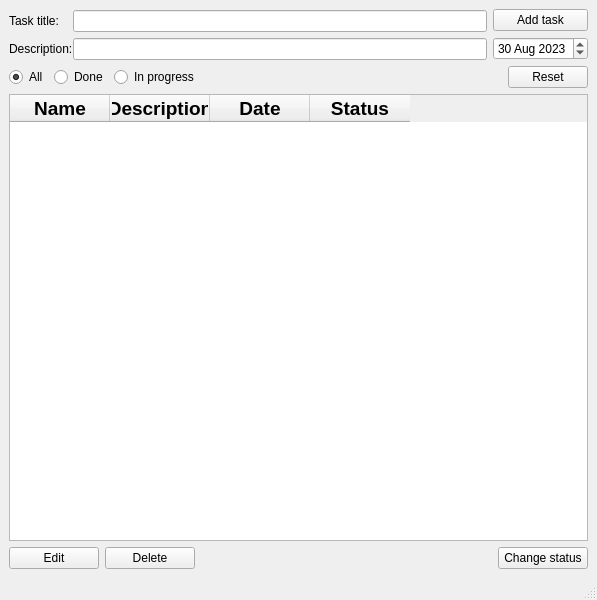
Before: the Qt Designer form todoapp.ui in GrabCrabD/RS_task, drawn with Qt 5.
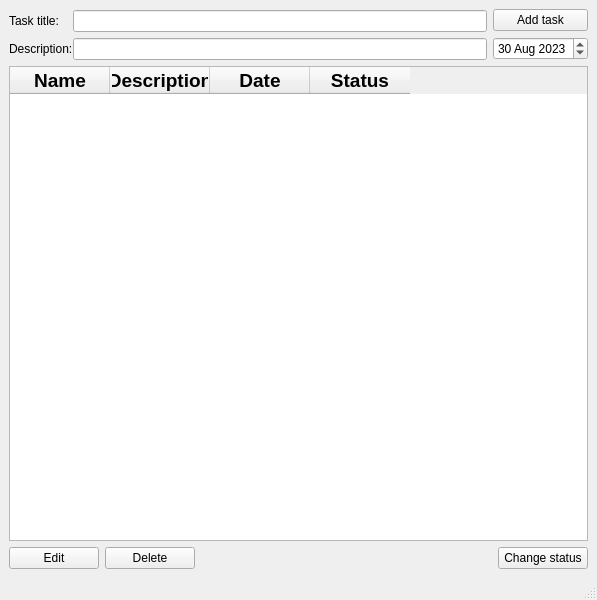
After: the same form once the commit is applied.

Commit message: edit dialog window

```diff
--- a/todoapp.ui
+++ b/todoapp.ui
@@ -124,54 +124,6 @@
       </item>
      </layout>
     </item>
-    <item>
-     <layout class="QHBoxLayout" name="horizontalLayout_3">
-      <item>
-       <widget class="QRadioButton" name="allStatus">
-        <property name="text">
-         <string>All</string>
-        </property>
-        <property name="checked">
-         <bool>true</bool>
-        </property>
-       </widget>
-      </item>
-      <item>
-       <widget class="QRadioButton" name="doneStatus">
-        <property name="text">
-         <string>Done</string>
-        </property>
-       </widget>
-      </item>
-      <item>
-       <widget class="QRadioButton" name="inProgressStatus">
-        <property name="text">
-         <string>In progress</string>
-        </property>
-       </widget>
-      </item>
-      <item>
-       <spacer name="horizontalSpacer_2">
-        <property name="orientation">
-         <enum>Qt::Horizontal</enum>
-        </property>
-        <property name="sizeHint" stdset="0">
-         <size>
-          <width>40</width>
-          <height>20</height>
-         </size>
-        </property>
-       </spacer>
-      </item>
-      <item>
-       <widget class="QPushButton" name="resetStatusButton">
-        <property name="text">
-         <string>Reset</string>
-        </property>
-       </widget>
-      </item>
-     </layout>
-    </item>
     <item>
      <widget class="QTableWidget" name="tableWidget">
       <property name="locale">
```
Left out of the diff: 2 changed lines with no effect on the pictures. The commit also changes 7 other files.
